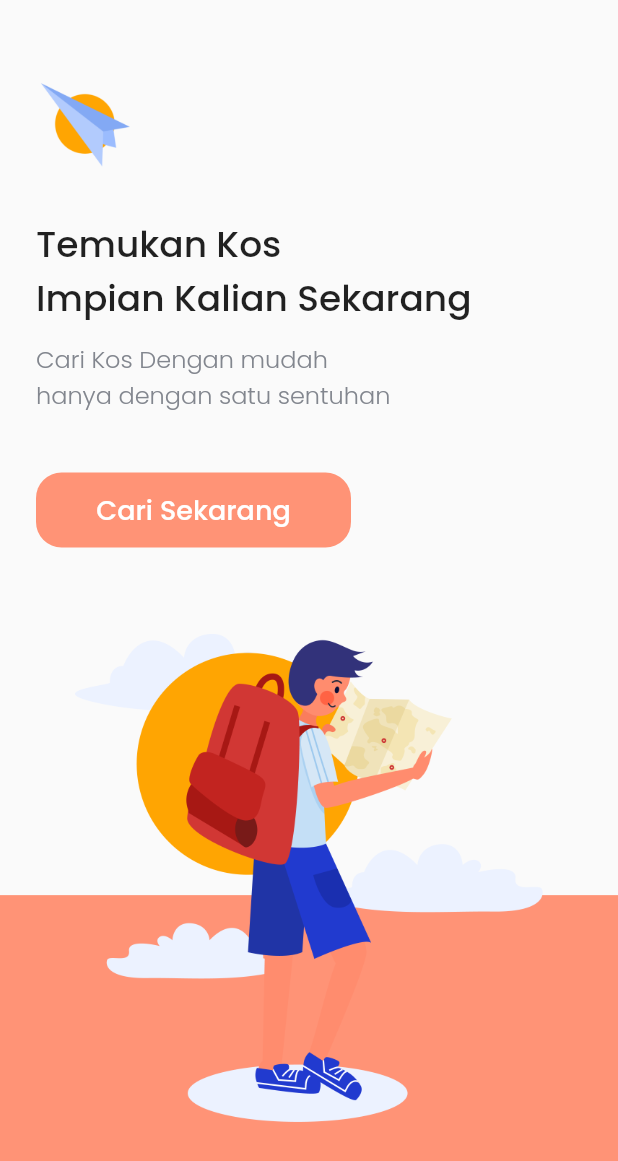
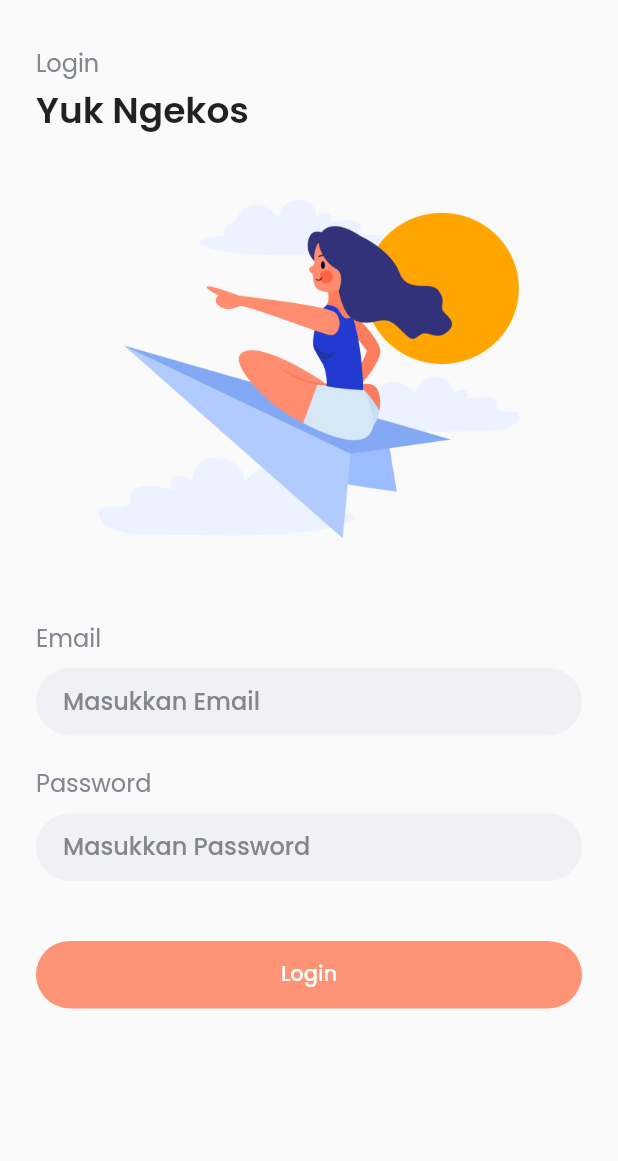
Before and after one commit to Jaya-SI/ngekos-app, a Flutter app: the screen it shows after launch, after a tap on "Cari Sekarang", on a phone screen of 412 x 824 dp. Shown: the top 1161 px of the screen. Run offline on Flutter 3.47's test engine with Material 2 defaults, Android fonts, the phone set to English and light mode, and no system bars; our stand-ins replace google_fonts.

Commit message:
login page

```diff
--- a/ngekoss/lib/main.dart
+++ b/ngekoss/lib/main.dart
@@ -1,4 +1,5 @@
 import 'package:flutter/material.dart';
+import 'package:ngekoss/pages/login_page.dart';
 import 'package:ngekoss/pages/splash_page.dart';
 
 void main() => runApp(MyApp());
@@ -12,6 +13,7 @@ class MyApp extends StatelessWidget {
       debugShowCheckedModeBanner: false,
       routes: {
         '/': (context) => SplashPage(),
+        '/login': (context) => LoginPage(),
       },
     );
   }
--- /dev/null
+++ b/ngekoss/lib/pages/login_page.dart
@@ -0,0 +1,199 @@
+import 'package:flutter/material.dart';
+import 'package:google_fonts/google_fonts.dart';
+import 'package:ngekoss/theme.dart';
+
+class LoginPage extends StatelessWidget {
+  const LoginPage({Key? key}) : super(key: key);
+
+  @override
+  Widget build(BuildContext context) {
+    title() {
+      return Container(
+        margin: EdgeInsets.only(
+          top: 30,
+          left: 24,
+        ),
+        child: Column(
+          crossAxisAlignment: CrossAxisAlignment.start,
+          children: [
+            Text(
+              'Login',
+              style: GoogleFonts.poppins(
+                color: subText,
+                fontSize: 16,
+              ),
+            ),
+            SizedBox(
+              height: 2,
+            ),
+            Text(
+              'Yuk Ngekos',
+              style: GoogleFonts.poppins(
+                fontSize: 24,
+                fontWeight: semibold,
+              ),
+            ),
+          ],
+        ),
+      );
+    }
+
+    gambar() {
+      return Center(
+        child: Image.asset(
+          'assets/images/login.png',
+          width: 280,
+        ),
+      );
+    }
+
+    inputEmail() {
+      return Container(
+        margin: EdgeInsets.symmetric(
+          horizontal: 24,
+        ),
+        child: Column(
+          crossAxisAlignment: CrossAxisAlignment.start,
+          children: [
+            Text(
+              'Email',
+              style: GoogleFonts.poppins(
+                fontSize: 16,
+                color: subText,
+              ),
+            ),
+            SizedBox(
+              height: 8,
+            ),
+            Container(
+              height: 45,
+              decoration: BoxDecoration(
+                color: Color(0xffF1F0F5),
+                borderRadius: BorderRadius.circular(100),
+              ),
+              child: Padding(
+                padding: const EdgeInsets.only(
+                  left: 18,
+                  top: 10,
+                ),
+                child: TextFormField(
+                  style: GoogleFonts.poppins(
+                    fontSize: 16,
+                    fontWeight: medium,
+                  ),
+                  decoration: InputDecoration.collapsed(
+                    hintText: 'Masukkan Email',
+                    hintStyle: GoogleFonts.poppins(
+                      color: subText,
+                    ),
+                  ),
+                ),
+              ),
+            )
+          ],
+        ),
+      );
+    }
+
+    inputPassword() {
+      return Container(
+        margin: EdgeInsets.symmetric(
+          horizontal: 24,
+        ),
+        child: Column(
+          crossAxisAlignment: CrossAxisAlignment.start,
+          children: [
+            Text(
+              'Password',
+              style: GoogleFonts.poppins(
+                fontSize: 16,
+                color: subText,
+              ),
+            ),
+            SizedBox(
+              height: 8,
+            ),
+            Container(
+              height: 45,
+              decoration: BoxDecoration(
+                color: Color(0xffF1F0F5),
+                borderRadius: BorderRadius.circular(100),
+              ),
+              child: Padding(
+                padding: const EdgeInsets.only(
+                  left: 18,
+                  top: 10,
+                ),
+                child: TextFormField(
+                  obscureText: true,
+                  style: GoogleFonts.poppins(
+                    fontSize: 16,
+                    fontWeight: medium,
+                  ),
+                  decoration: InputDecoration.collapsed(
+                    hintText: 'Masukkan Password',
+                    hintStyle: GoogleFonts.poppins(
+                      color: subText,
+                    ),
+                  ),
+                ),
+              ),
+            )
+          ],
+        ),
+      );
+    }
+
+    btnLogin() {
+      return Container(
+        margin: EdgeInsets.symmetric(
+          horizontal: 24,
+        ),
+        height: 45,
+        width: double.infinity,
+        child: TextButton(
+          style: TextButton.styleFrom(
+            shape: RoundedRectangleBorder(
+              borderRadius: BorderRadius.circular(66),
+            ),
+            backgroundColor: warnaOren,
+          ),
+          onPressed: () {},
+          child: Text(
+            'Login',
+            style: GoogleFonts.poppins(
+              color: warnaPutih,
+              fontWeight: medium,
+            ),
+          ),
+        ),
+      );
+    }
+
+    return Scaffold(
+      body: SafeArea(
+        child: ListView(
+          children: [
+            title(),
+            SizedBox(
+              height: 41,
+            ),
+            gambar(),
+            SizedBox(
+              height: 40,
+            ),
+            inputEmail(),
+            SizedBox(
+              height: 20,
+            ),
+            inputPassword(),
+            SizedBox(
+              height: 40,
+            ),
+            btnLogin(),
+          ],
+        ),
+      ),
+    );
+  }
+}
--- a/ngekoss/lib/pages/splash_page.dart
+++ b/ngekoss/lib/pages/splash_page.dart
@@ -63,7 +63,10 @@ class SplashPage extends StatelessWidget {
                           borderRadius: BorderRadius.circular(17),
                         ),
                       ),
-                      onPressed: () {},
+                      onPressed: () {
+                        Navigator.pushNamedAndRemoveUntil(
+                            context, '/login', (route) => false);
+                      },
                       child: Text(
                         'Cari Sekarang',
                         style: GoogleFonts.poppins(
--- /dev/null
+++ b/ngekoss/lib/theme.dart
@@ -0,0 +1,11 @@
+import 'package:flutter/material.dart';
+
+Color warnaOren = Color(0xffFF9376);
+Color warnaPutih = Color(0xffFFFFFF);
+Color subText = Color(0xff82868E);
+
+FontWeight light = FontWeight.w300;
+FontWeight reguler = FontWeight.w400;
+FontWeight medium = FontWeight.w500;
+FontWeight semibold = FontWeight.w600;
+FontWeight bold = FontWeight.w700;
```
Also changed, not shown: ngekoss/assets/images/daftar.png (added), ngekoss/assets/images/login.png (added).
